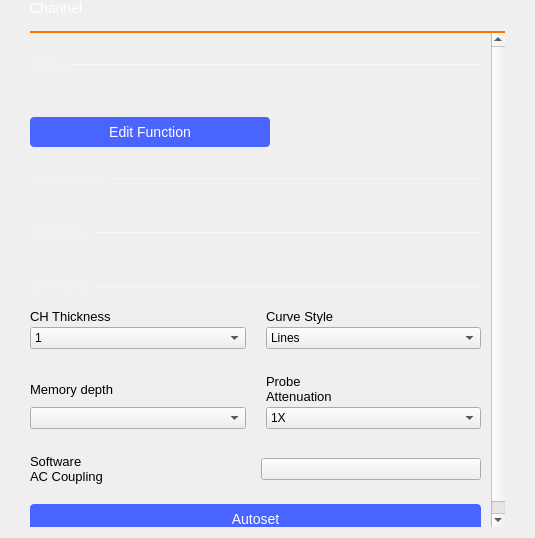
Qt form ui/channel_settings.ui (sobadev/pantech-scopy) before a commit.
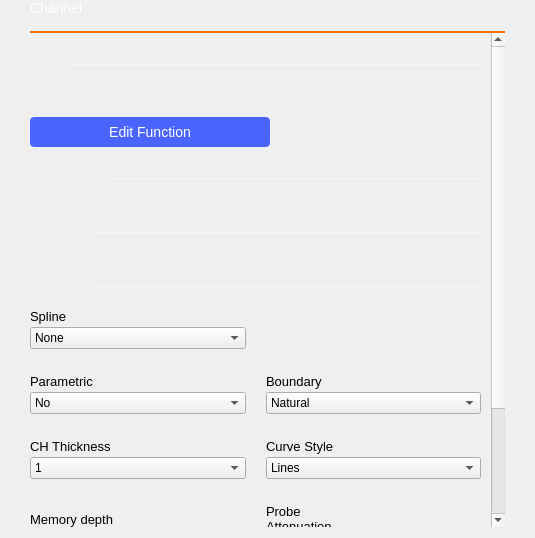
The same form after that commit. Custom widgets are drawn as their Qt base class.

Commit message: Osc: add options for each channel to enable curve fitting

```diff
--- a/ui/channel_settings.ui
+++ b/ui/channel_settings.ui
@@ -104,9 +104,9 @@
       <property name="geometry">
        <rect>
         <x>0</x>
-        <y>0</y>
+        <y>-126</y>
         <width>461</width>
-        <height>588</height>
+        <height>728</height>
        </rect>
       </property>
       <property name="sizePolicy">
@@ -671,40 +671,34 @@
          <property name="verticalSpacing">
           <number>15</number>
          </property>
-         <item row="0" column="0">
-          <layout class="QVBoxLayout" name="thicknessLayout">
+         <item row="3" column="1">
+          <layout class="QVBoxLayout" name="verticalLayout_3">
            <property name="spacing">
             <number>3</number>
            </property>
-           <property name="topMargin">
-            <number>0</number>
-           </property>
            <property name="bottomMargin">
             <number>10</number>
            </property>
            <item>
-            <widget class="QLabel" name="lblLineWidth">
+            <widget class="QLabel" name="label_4">
              <property name="styleSheet">
               <string notr="true">font-size: 13px;</string>
              </property>
              <property name="text">
-              <string>CH Thickness</string>
+              <string>Curve Style</string>
              </property>
             </widget>
            </item>
            <item>
-            <widget class="QComboBox" name="cmbChnLineWidth">
-             <property name="currentIndex">
-              <number>1</number>
-             </property>
+            <widget class="QComboBox" name="lineStyle">
              <item>
               <property name="text">
-               <string>0.5</string>
+               <string>Lines</string>
               </property>
              </item>
              <item>
               <property name="text">
-               <string>1</string>
+               <string>Dots</string>
               </property>
              </item>
              <item>
@@ -751,7 +745,7 @@
            </item>
           </layout>
          </item>
-         <item row="1" column="0">
+         <item row="4" column="0">
           <layout class="QVBoxLayout" name="memDepthLayout">
            <property name="spacing">
             <number>3</number>
@@ -777,7 +771,7 @@
            </item>
           </layout>
          </item>
-         <item row="1" column="1">
+         <item row="4" column="1">
           <widget class="QWidget" name="probeWidget" native="true">
            <layout class="QHBoxLayout" name="horizontalLayout">
             <property name="spacing">
@@ -849,34 +843,40 @@
            </layout>
           </widget>
          </item>
-         <item row="0" column="1">
-          <layout class="QVBoxLayout" name="verticalLayout_3">
+         <item row="3" column="0">
+          <layout class="QVBoxLayout" name="thicknessLayout">
            <property name="spacing">
             <number>3</number>
            </property>
+           <property name="topMargin">
+            <number>0</number>
+           </property>
            <property name="bottomMargin">
             <number>10</number>
            </property>
            <item>
-            <widget class="QLabel" name="label_4">
+            <widget class="QLabel" name="lblLineWidth">
              <property name="styleSheet">
               <string notr="true">font-size: 13px;</string>
              </property>
              <property name="text">
-              <string>Curve Style</string>
+              <string>CH Thickness</string>
              </property>
             </widget>
            </item>
            <item>
-            <widget class="QComboBox" name="lineStyle">
+            <widget class="QComboBox" name="cmbChnLineWidth">
+             <property name="currentIndex">
+              <number>1</number>
+             </property>
              <item>
               <property name="text">
-               <string>Lines</string>
+               <string>0.5</string>
               </property>
              </item>
              <item>
               <property name="text">
-               <string>Dots</string>
+               <string>1</string>
               </property>
              </item>
              <item>
@@ -886,7 +886,199 @@
              </item>
              <item>
               <property name="text">
-               <string>Sticks</string>
+               <string>2</string>
+              </property>
+             </item>
+             <item>
+              <property name="text">
+               <string>2.5</string>
+              </property>
+             </item>
+             <item>
+              <property name="text">
+               <string>3</string>
+              </property>
+             </item>
+             <item>
+              <property name="text">
+               <string>3.5</string>
+              </property>
+             </item>
+             <item>
+              <property name="text">
+               <string>4</string>
+              </property>
+             </item>
+             <item>
+              <property name="text">
+               <string>4.5</string>
+              </property>
+             </item>
+             <item>
+              <property name="text">
+               <string>5</string>
+              </property>
+             </item>
+            </widget>
+           </item>
+          </layout>
+         </item>
+         <item row="0" column="0">
+          <layout class="QVBoxLayout" name="verticalLayout_4">
+           <property name="spacing">
+            <number>3</number>
+           </property>
+           <property name="bottomMargin">
+            <number>10</number>
+           </property>
+           <item>
+            <widget class="QLabel" name="label_5">
+             <property name="styleSheet">
+              <string notr="true">font-size: 13px;</string>
+             </property>
+             <property name="text">
+              <string>Spline</string>
+             </property>
+            </widget>
+           </item>
+           <item>
+            <widget class="QComboBox" name="spline">
+             <item>
+              <property name="text">
+               <string>None</string>
+              </property>
+             </item>
+             <item>
+              <property name="text">
+               <string>Pleasing</string>
+              </property>
+             </item>
+             <item>
+              <property name="text">
+               <string>Cardinal</string>
+              </property>
+             </item>
+             <item>
+              <property name="text">
+               <string>PChip</string>
+              </property>
+             </item>
+             <item>
+              <property name="text">
+               <string>Parabolic\nBlending</string>
+              </property>
+             </item>
+             <item>
+              <property name="text">
+               <string>Akima</string>
+              </property>
+             </item>
+             <item>
+              <property name="text">
+               <string>Cubic</string>
+              </property>
+             </item>
+             <item>
+              <property name="text">
+               <string>Basis</string>
+              </property>
+             </item>
+            </widget>
+           </item>
+          </layout>
+         </item>
+         <item row="1" column="0">
+          <layout class="QVBoxLayout" name="verticalLayout_5">
+           <property name="spacing">
+            <number>3</number>
+           </property>
+           <property name="bottomMargin">
+            <number>10</number>
+           </property>
+           <item>
+            <widget class="QLabel" name="parametricLabel">
+             <property name="styleSheet">
+              <string notr="true">font-size: 13px;</string>
+             </property>
+             <property name="text">
+              <string>Parametric</string>
+             </property>
+            </widget>
+           </item>
+           <item>
+            <widget class="QComboBox" name="parametric">
+             <item>
+              <property name="text">
+               <string>No</string>
+              </property>
+             </item>
+             <item>
+              <property name="text">
+               <string>Uniform</string>
+              </property>
+             </item>
+             <item>
+              <property name="text">
+               <string>Centripetral</string>
+              </property>
+             </item>
+             <item>
+              <property name="text">
+               <string>Chordal</string>
+              </property>
+             </item>
+             <item>
+              <property name="text">
+               <string>Manhattan</string>
+              </property>
+             </item>
+            </widget>
+           </item>
+          </layout>
+         </item>
+         <item row="1" column="1">
+          <layout class="QVBoxLayout" name="verticalLayout_6">
+           <property name="spacing">
+            <number>3</number>
+           </property>
+           <property name="bottomMargin">
+            <number>10</number>
+           </property>
+           <item>
+            <widget class="QLabel" name="boundaryLabel">
+             <property name="styleSheet">
+              <string notr="true">font-size: 13px;</string>
+             </property>
+             <property name="text">
+              <string>Boundary</string>
+             </property>
+            </widget>
+           </item>
+           <item>
+            <widget class="QComboBox" name="boundary">
+             <item>
+              <property name="text">
+               <string>Natural</string>
+              </property>
+             </item>
+             <item>
+              <property name="text">
+               <string>Linear Runout</string>
+              </property>
+             </item>
+             <item>
+              <property name="text">
+               <string>Parabolic Runout</string>
+              </property>
+             </item>
+             <item>
+              <property name="text">
+               <string>Cubic Runout</string>
+              </property>
+             </item>
+             <item>
+              <property name="text">
+               <string>Not a Knot</string>
               </property>
              </item>
             </widget>
```
Left out of the diff: 36 changed lines with no effect on the pictures. The commit also changes 5 other files.
